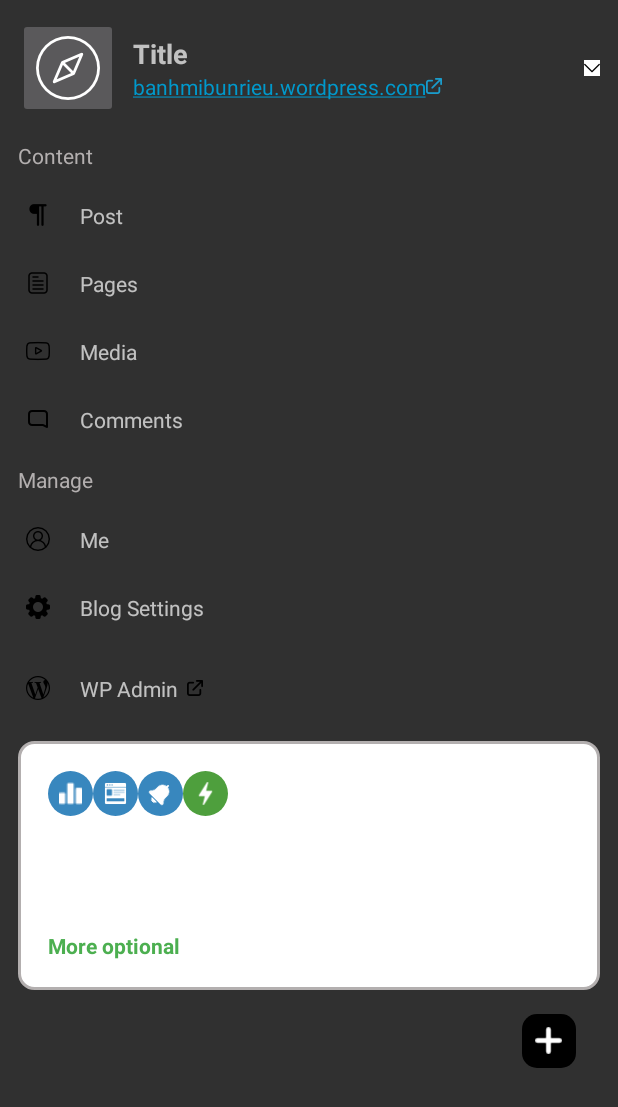
After one commit to KasumiYae/wordpress-mobile-app-fork-, an Android app: the layout activity_main2.xml on its own in the app's theme, with its tools: preview values and no code run, on a phone screen of 412 x 824 dp. The commit adds this screen. Shown: the top 1107 px of the screen. Run offline under Robolectric (Android 15) with nearby library versions, the phone set to English and light mode, and no system bars.

Commit message:
add MainActivity

```diff
--- a/app/src/main/AndroidManifest.xml
+++ b/app/src/main/AndroidManifest.xml
@@ -29,6 +29,9 @@
             android:exported="true" />
         <activity
             android:name=".Comment.CommentActivity"
+            android:exported="true"/>
+        <activity
+            android:name=".MainActivity"
             android:exported="true">
             <intent-filter>
                 <action android:name="android.intent.action.MAIN" />
--- /dev/null
+++ b/app/src/main/java/vn/edu/usth/wordpress_mobile_app/MainActivity.java
@@ -0,0 +1,38 @@
+package vn.edu.usth.wordpress_mobile_app;
+
+import android.os.Bundle;
+import android.widget.ImageButton;
+import android.widget.ImageView;
+import android.widget.TextView;
+
+import androidx.activity.EdgeToEdge;
+import androidx.appcompat.app.AppCompatActivity;
+import androidx.core.graphics.Insets;
+import androidx.core.view.ViewCompat;
+import androidx.core.view.WindowInsetsCompat;
+
+public class MainActivity extends AppCompatActivity {
+
+    private ImageButton siteIconButton;
+    private TextView titleTextView, linkTextView;
+    private ImageView postIcon, pageIcon, mediaIcon, commentIcon, profileIcon, settingIcon, wordpressIcon;
+    private ImageView plusButton;
+
+    @Override
+    protected void onCreate(Bundle savedInstanceState) {
+        super.onCreate(savedInstanceState);
+        EdgeToEdge.enable(this);
+        setContentView(R.layout.activity_main2);
+        siteIconButton = findViewById(R.id.site_icon);
+        titleTextView = findViewById(R.id.title);
+        linkTextView = findViewById(R.id.link);
+        postIcon = findViewById(R.id.post_icon);
+        pageIcon = findViewById(R.id.page_icon);
+        mediaIcon = findViewById(R.id.media_icon);
+        commentIcon = findViewById(R.id.comment_icon);
+        profileIcon = findViewById(R.id.profile_icon);
+        settingIcon = findViewById(R.id.setting_icon);
+        wordpressIcon = findViewById(R.id.wordpress_icon);
+        plusButton = findViewById(R.id.plus_icon);
+    }
+}
--- /dev/null
+++ b/app/src/main/res/layout/activity_main2.xml
@@ -0,0 +1,359 @@
+<?xml version="1.0" encoding="utf-8"?>
+<LinearLayout xmlns:android="http://schemas.android.com/apk/res/android"
+    xmlns:app="http://schemas.android.com/apk/res-auto"
+    xmlns:tools="http://schemas.android.com/tools"
+    android:id="@+id/main"
+    android:layout_width="match_parent"
+    android:layout_height="match_parent"
+    android:orientation="vertical"
+    android:layout_margin="12dp"
+    tools:context=".MainActivity">
+
+    <RelativeLayout
+        android:layout_width="wrap_content"
+        android:layout_height="wrap_content">
+
+        <ImageButton
+            android:id="@+id/site_icon"
+            android:layout_width="wrap_content"
+            android:layout_height="wrap_content"
+            android:padding="12dp"
+            android:src="@drawable/safari"
+            android:layout_marginEnd="10dp"
+            app:tint="@color/white">
+        </ImageButton>
+
+        <LinearLayout
+            android:layout_width="wrap_content"
+            android:layout_height="wrap_content"
+            android:orientation="vertical"
+            android:layout_centerVertical="true"
+            android:layout_toRightOf="@+id/site_icon">
+
+            <TextView
+                android:id="@+id/title"
+                android:layout_width="match_parent"
+                android:layout_height="wrap_content"
+                android:textStyle="bold"
+                android:textSize="18dp"
+                android:text="Title">
+            </TextView>
+
+            <TextView
+                android:id="@+id/link"
+                android:layout_width="wrap_content"
+                android:layout_height="wrap_content"
+                android:text="banhmibunrieu.wordpress.com"
+                android:textColorLink="@android:color/holo_blue_dark"
+                android:drawableEnd="@drawable/link"
+                android:drawableTint="#1a9ccb"
+                android:autoLink="web">
+            </TextView>
+
+
+
+        </LinearLayout>
+        <ImageButton
+            android:id="@+id/down"
+            android:layout_width="wrap_content"
+            android:layout_height="wrap_content"
+            android:src="@drawable/down"
+            android:layout_alignParentEnd="true"
+            android:layout_centerVertical="true"
+            android:background="@color/white">
+        </ImageButton>
+
+    </RelativeLayout>
+
+    <TextView
+        android:layout_width="wrap_content"
+        android:layout_height="wrap_content"
+        android:layout_marginTop="15dp"
+        android:text="Content"
+        android:textColor="@color/dark_grey"/>
+
+    <RelativeLayout
+        android:layout_width="match_parent"
+        android:layout_height="wrap_content"
+        android:padding="5dp"
+        android:layout_marginTop="15dp">
+
+        <ImageView
+            android:id="@+id/post_icon"
+            android:layout_width="wrap_content"
+            android:layout_height="wrap_content"
+            android:layout_centerVertical="true"
+            android:layout_marginEnd="20dp"
+            android:src="@drawable/paragraph"/>
+
+        <TextView
+            android:layout_width="wrap_content"
+            android:layout_height="wrap_content"
+            android:layout_toRightOf="@+id/post_icon"
+            android:layout_centerVertical="true"
+            android:text="Post"/>
+    </RelativeLayout>
+    <RelativeLayout
+        android:layout_width="match_parent"
+        android:layout_height="wrap_content"
+        android:layout_marginTop="15dp"
+        android:padding="5dp">
+
+        <ImageView
+            android:id="@+id/page_icon"
+            android:layout_width="wrap_content"
+            android:layout_height="wrap_content"
+            android:layout_centerVertical="true"
+            android:layout_marginEnd="20dp"
+            android:src="@drawable/news"/>
+
+        <TextView
+            android:layout_width="wrap_content"
+            android:layout_height="wrap_content"
+            android:layout_toRightOf="@+id/page_icon"
+            android:layout_centerVertical="true"
+            android:text="Pages"/>
+    </RelativeLayout>
+    <RelativeLayout
+        android:layout_width="match_parent"
+        android:layout_height="wrap_content"
+        android:layout_marginTop="15dp"
+        android:padding="5dp">
+
+        <ImageView
+            android:id="@+id/media_icon"
+            android:layout_width="wrap_content"
+            android:layout_height="wrap_content"
+            android:layout_centerVertical="true"
+            android:layout_marginEnd="20dp"
+            android:src="@drawable/youtube"/>
+
+        <TextView
+            android:layout_width="wrap_content"
+            android:layout_height="wrap_content"
+            android:layout_toRightOf="@+id/media_icon"
+            android:layout_centerVertical="true"
+            android:text="Media"/>
+    </RelativeLayout>
+    <RelativeLayout
+        android:layout_width="match_parent"
+        android:layout_height="wrap_content"
+        android:padding="5dp"
+        android:layout_marginTop="15dp">
+
+        <ImageView
+            android:id="@+id/comment_icon"
+            android:layout_width="wrap_content"
+            android:layout_height="wrap_content"
+            android:layout_centerVertical="true"
+            android:layout_marginEnd="20dp"
+            android:src="@drawable/comment"/>
+
+        <TextView
+            android:layout_width="wrap_content"
+            android:layout_height="wrap_content"
+            android:layout_toRightOf="@+id/comment_icon"
+            android:layout_centerVertical="true"
+            android:text="Comments"/>
+    </RelativeLayout>
+
+    <TextView
+        android:layout_width="wrap_content"
+        android:layout_height="wrap_content"
+        android:layout_marginTop="15dp"
+        android:text="Manage"
+        android:textColor="@color/dark_grey"/>
+
+    <RelativeLayout
+        android:layout_width="match_parent"
+        android:layout_height="wrap_content"
+        android:padding="5dp"
+        android:layout_marginTop="15dp">
+
+        <ImageView
+            android:id="@+id/profile_icon"
+            android:layout_width="wrap_content"
+            android:layout_height="wrap_content"
+            android:layout_centerVertical="true"
+            android:layout_marginEnd="20dp"
+            android:src="@drawable/profile"/>
+
+        <TextView
+            android:layout_width="wrap_content"
+            android:layout_height="wrap_content"
+            android:layout_toRightOf="@+id/profile_icon"
+            android:layout_centerVertical="true"
+            android:text="Me"/>
+    </RelativeLayout>
+    <RelativeLayout
+        android:layout_width="match_parent"
+        android:layout_height="wrap_content"
+        android:layout_marginTop="15dp"
+        android:padding="5dp">
+
+        <ImageView
+            android:id="@+id/setting_icon"
+            android:layout_width="wrap_content"
+            android:layout_height="wrap_content"
+            android:layout_centerVertical="true"
+            android:layout_marginEnd="20dp"
+            android:src="@drawable/settings"/>
+
+        <TextView
+            android:layout_width="wrap_content"
+            android:layout_height="wrap_content"
+            android:layout_toRightOf="@+id/setting_icon"
+            android:layout_centerVertical="true"
+            android:text="Blog Settings"/>
+    </RelativeLayout>
+    <RelativeLayout
+        android:layout_width="match_parent"
+        android:layout_height="wrap_content"
+        android:layout_marginTop="24dp"
+        android:padding="5dp">
+
+        <ImageView
+            android:id="@+id/wordpress_icon"
+            android:layout_width="wrap_content"
+            android:layout_height="wrap_content"
+            android:layout_centerVertical="true"
+            android:layout_marginEnd="20dp"
+            android:src="@drawable/wordpress"/>
+
+        <TextView
+            android:layout_width="wrap_content"
+            android:layout_height="wrap_content"
+            android:layout_toRightOf="@+id/wordpress_icon"
+            android:layout_centerVertical="true"
+            android:drawableEnd="@drawable/link"
+            android:drawablePadding="6dp"
+            android:text="WP Admin"/>
+    </RelativeLayout>
+
+    <LinearLayout
+        android:layout_width="match_parent"
+        android:layout_height="wrap_content"
+        android:layout_marginTop="20dp"
+        android:background="@drawable/bolder"
+        android:orientation="vertical"
+        android:padding="20dp">
+
+        <LinearLayout
+            android:layout_width="match_parent"
+            android:layout_height="wrap_content"
+            android:orientation="horizontal">
+
+            <FrameLayout
+                android:layout_width="wrap_content"
+                android:layout_height="wrap_content">
+
+                <ImageView
+                    android:layout_width="30dp"
+                    android:layout_height="30dp"
+                    android:src="@drawable/circle_blue" />
+
+                <ImageView
+                    android:layout_width="15dp"
+                    android:layout_height="15dp"
+                    android:layout_gravity="center"
+                    android:src="@drawable/statistical"
+                    app:tint="@color/white" />
+            </FrameLayout>
+
+            <FrameLayout
+                android:layout_width="wrap_content"
+                android:layout_height="wrap_content">
+
+                <ImageView
+                    android:layout_width="30dp"
+                    android:layout_height="30dp"
+                    android:src="@drawable/circle_blue" />
+
+                <ImageView
+                    android:layout_width="15dp"
+                    android:layout_height="15dp"
+                    android:layout_gravity="center"
+                    android:src="@drawable/content"
+                    app:tint="@color/white" />
+            </FrameLayout>
+
+            <FrameLayout
+                android:layout_width="wrap_content"
+                android:layout_height="wrap_content">
+
+                <ImageView
+                    android:layout_width="30dp"
+                    android:layout_height="30dp"
+                    android:src="@drawable/circle_blue" />
+
+                <ImageView
+                    android:layout_width="15dp"
+                    android:layout_height="15dp"
+                    android:layout_gravity="center"
+                    android:src="@drawable/notification"
+                    android:rotation="45"
+                    app:tint="@color/white" />
+            </FrameLayout>
+
+            <FrameLayout
+                android:layout_width="wrap_content"
+                android:layout_height="wrap_content">
+
+                <ImageView
+                    android:layout_width="30dp"
+                    android:layout_height="30dp"
+                    android:src="@drawable/circle_green" />
+
+                <ImageView
+                    android:layout_width="15dp"
+                    android:layout_height="15dp"
+                    android:layout_gravity="center"
+                    android:src="@drawable/lightning"
+                    app:tint="@color/white" />
+            </FrameLayout>
+        </LinearLayout>
+
+        <LinearLayout
+            android:layout_width="match_parent"
+            android:layout_height="wrap_content"
+            android:layout_marginTop="15dp"
+            android:orientation="vertical">
+
+            <TextView
+                android:id="@+id/unlock"
+                android:layout_width="match_parent"
+                android:layout_height="match_parent"
+                android:text="Unlock your site's full potential. Get stats, notifications and more with Jetpack "
+                android:textSize="18dp" />
+
+            <TextView
+                android:id="@+id/link_text"
+                android:layout_width="wrap_content"
+                android:layout_height="wrap_content"
+                android:layout_marginTop="15dp"
+                android:autoLink="web"
+                android:text="More optional"
+                android:textColor="#4CAF50"
+                android:textStyle="bold" />
+        </LinearLayout>
+
+    </LinearLayout>
+    <FrameLayout
+        android:layout_width="wrap_content"
+        android:layout_height="wrap_content"
+        android:layout_gravity="end"
+        android:padding="16dp">
+        <ImageView
+            android:layout_width="36dp"
+            android:layout_height="36dp"
+            android:src="@drawable/black_bolder"/>
+        <ImageView
+            android:id="@+id/plus_icon"
+            android:layout_width="18dp"
+            android:layout_height="18dp"
+            android:layout_gravity="center"
+            android:src="@drawable/plus_24"
+            app:tint="@color/white" />
+    </FrameLayout>
+
+</LinearLayout>
--- a/app/src/main/res/values/colors.xml
+++ b/app/src/main/res/values/colors.xml
@@ -3,5 +3,7 @@
     <color name="black">#FF000000</color>
     <color name="white">#FFFFFFFF</color>
     <color name="gray">#b3afaf</color>
+    <color name="dark_grey">#b3afaf</color>
+
     <color name="blue">#1b2acf</color>
 </resources>
```
